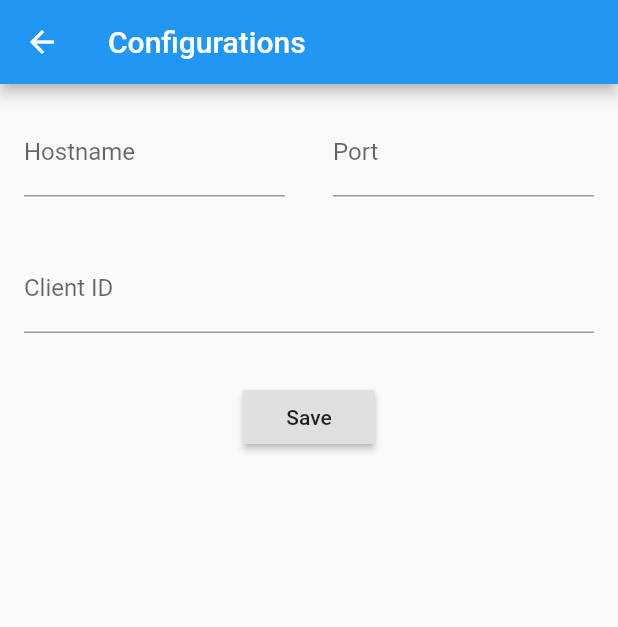
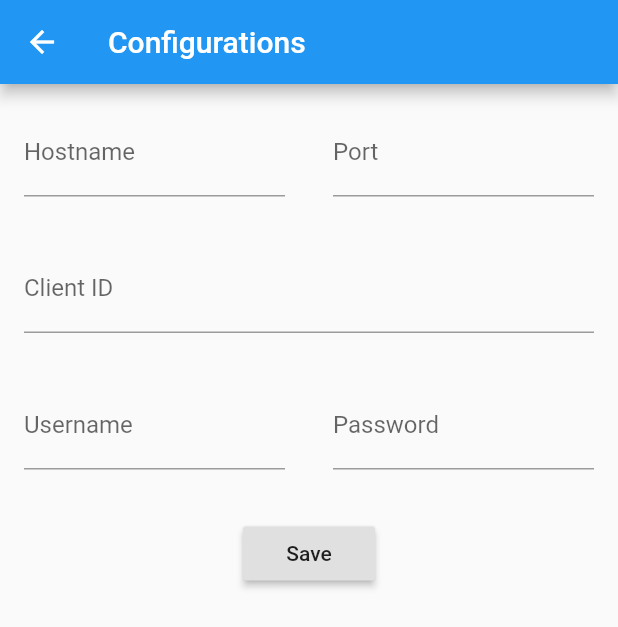
Before and after one commit to gigiosilva/natal-smart, a Flutter app: the screen it shows after launch, after a tap on the "tune" icon, on a phone screen of 412 x 824 dp. Shown: the top 627 px of the screen. Run offline on Flutter 3.47's test engine with Material 2 defaults, Android fonts, the phone set to English and light mode, and no system bars; our stand-ins replace fluttertoast, shared_preferences; missing offline and left inert: flutter_nfc_reader, mqtt_client.

Commit message:
Adicionado username e senha pro config

```diff
--- a/lib/screens/configurations.dart
+++ b/lib/screens/configurations.dart
@@ -10,6 +10,8 @@ class _ConfigPageState extends State<ConfigPage> {
   final TextEditingController _controladorHostname = TextEditingController();
   final TextEditingController _controladorPort = TextEditingController();
   final TextEditingController _controladorClientId = TextEditingController();
+  final TextEditingController _controladorUsername = TextEditingController();
+  final TextEditingController _controladorPassword = TextEditingController();
 
   @override
   void initState() {
@@ -23,6 +25,8 @@ class _ConfigPageState extends State<ConfigPage> {
       _controladorHostname.text = (prefs.getString('hostname') ?? '');
       _controladorPort.text = (prefs.getInt('port') ?? '').toString();
       _controladorClientId.text = (prefs.getString('clientID') ?? '');
+      _controladorUsername.text = (prefs.getString('username') ?? '');
+      _controladorPassword.text = (prefs.getString('password') ?? '');
     });
   }
 
@@ -55,6 +59,22 @@ class _ConfigPageState extends State<ConfigPage> {
               controller: _controladorClientId,
               rotulo: 'Client ID',
             ),
+            Row(
+              children: <Widget>[
+                Expanded(
+                  child: Editor(
+                    controller: _controladorUsername,
+                    rotulo: 'Username',
+                  ),
+                ),
+                Expanded(
+                  child: Editor(
+                    controller: _controladorPassword,
+                    rotulo: 'Password',
+                  ),
+                ),
+              ],
+            ),
             Padding(
               padding: const EdgeInsets.all(16.0),
               child: RaisedButton(
@@ -72,12 +92,16 @@ class _ConfigPageState extends State<ConfigPage> {
     final String hostname = _controladorHostname.text;
     final int port = int.tryParse(_controladorPort.text);
     final String clientID = _controladorClientId.text;
+    final String username = _controladorUsername.text;
+    final String password = _controladorPassword.text;
 
     final prefs = await SharedPreferences.getInstance();
 
     prefs.setString('hostname', hostname);
     prefs.setInt('port', port);
     prefs.setString('clientID', clientID);
+    prefs.setString('username', username);
+    prefs.setString('password', password);
 
     Navigator.pop(context, true);
   }
--- a/lib/screens/home.dart
+++ b/lib/screens/home.dart
@@ -20,7 +20,7 @@ class _MyHomePageState extends State<MyHomePage> {
   String broker = 'test.mosquitto.org';
   int port = 1883;
   String username = '';
-  String passwd = '';
+  String password = '';
   String clientIdentifier = 'gigio';
 
   List<Item> _itemsSmart = List();
@@ -153,6 +153,8 @@ class _MyHomePageState extends State<MyHomePage> {
     broker = (prefs.getString('hostname') ?? broker);
     port = (prefs.getInt('port') ?? port);
     clientIdentifier = (prefs.getString('clientID') ?? clientIdentifier);
+    username = (prefs.getString('username') ?? username);
+    password = (prefs.getString('password') ?? password);
 
     client = mqtt.MqttClient(broker, clientIdentifier);
     client.port = port;
@@ -169,8 +171,11 @@ class _MyHomePageState extends State<MyHomePage> {
     client.connectionMessage = connMess;
 
     try {
-      await client.connect();
-      // await client.connect(username, passwd);
+      if (username == '' && password == '') {
+        await client.connect();
+      } else {
+        await client.connect(username, password);
+      }
     } catch (e) {
       print(e);
       ToastService.showNegative(msg: e.toString(), duration: 5);
```
